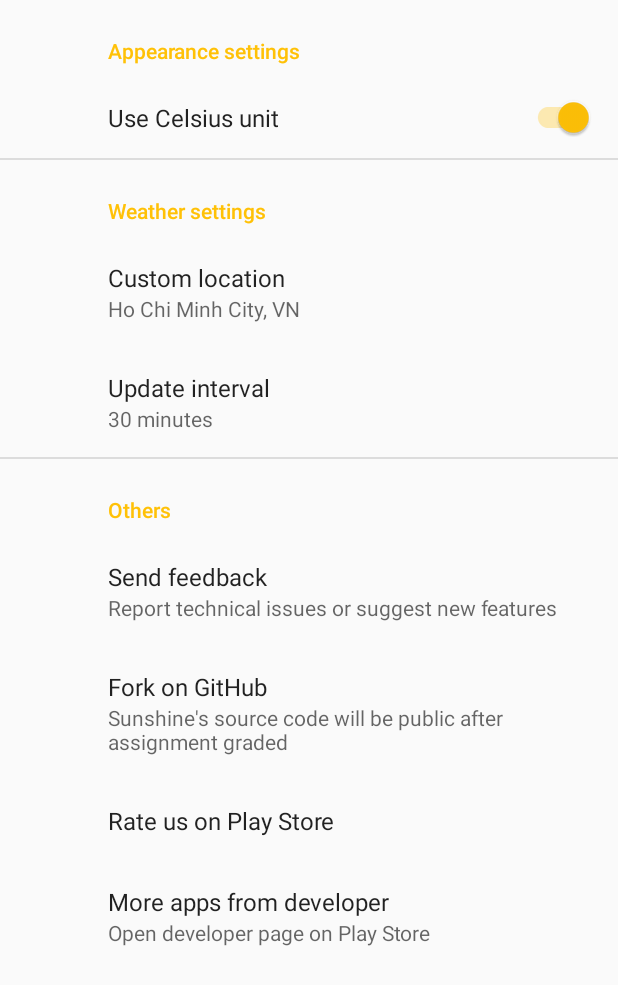
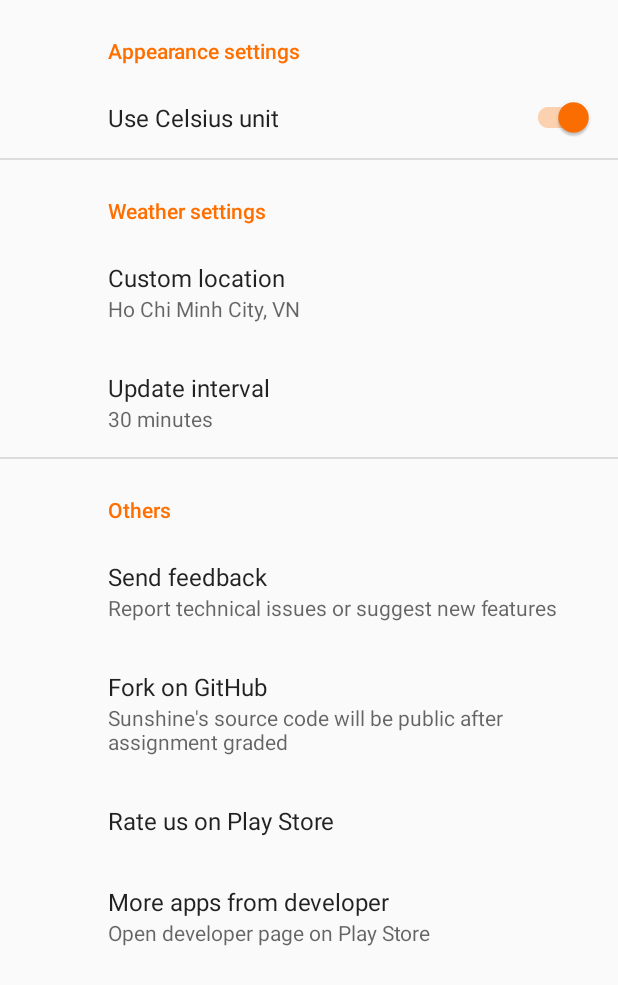
Before and after one commit to simonpham/Sunshine, an Android app: the screen it shows after launch (MainActivity), in the options menu, after a tap on "Settings", on a phone screen of 412 x 824 dp. Shown: the top 985 px of the screen. Run offline under Robolectric (Android 15) with nearby library versions, the phone set to English and light mode, and no system bars; our stand-ins replace androidx.preference; 2 statements that could not run were skipped.

Commit message:
Change accent color to amber 900

```diff
--- a/app/src/main/res/values/colors.xml
+++ b/app/src/main/res/values/colors.xml
@@ -3,7 +3,7 @@
     <color name="colorPrimaryLight">#67daff</color>
     <color name="colorPrimary">#03a9f4</color>
     <color name="colorPrimaryDark">#007ac1</color>
-    <color name="colorAccent">#ffc107</color>
+    <color name="colorAccent">#ff6f00</color>
 
     <color name="white">#FFFFFF</color>
     <color name="grey">#cccccc</color>
```
